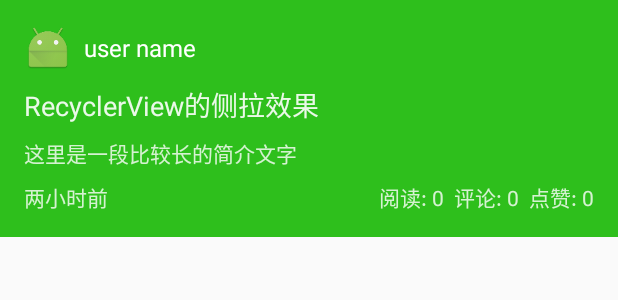
After one commit to AndrewShen812/WebParser, an Android app: the layout layout_blog_list_item.xml on its own in the app's theme, with its tools: preview values and no code run, on a phone screen of 412 x 824 dp. The commit adds this screen. Shown: the top 300 px of the screen. Run offline under Robolectric (Android 15) with nearby library versions, the phone set to English and light mode, and no system bars.

```diff
--- a/app/src/main/java/com/gwcd/sy/webparser/MainActivity.java
+++ b/app/src/main/java/com/gwcd/sy/webparser/MainActivity.java
@@ -14,6 +14,7 @@ import android.support.v7.widget.Toolbar;
 import android.view.View;
 
 import com.gwcd.sy.webparser.apkbus.ApkBusFragment;
+import com.gwcd.sy.webparser.bing.BingFragment;
 
 import java.util.ArrayList;
 import java.util.List;
@@ -67,6 +68,7 @@ public class MainActivity extends AppCompatActivity {
     private void initPageList() {
         mPageList = new ArrayList<>();
         mPageList.add(new PageHolder(R.string.page_apkbus, ApkBusFragment.class));
+        mPageList.add(new PageHolder(R.string.page_bing, BingFragment.class));
     }
 
     public class SectionsPagerAdapter extends FragmentPagerAdapter {
--- /dev/null
+++ b/app/src/main/res/layout/layout_blog_list_item.xml
@@ -0,0 +1,71 @@
+<?xml version="1.0" encoding="utf-8"?>
+<LinearLayout
+    xmlns:android="http://schemas.android.com/apk/res/android"
+    android:layout_width="match_parent"
+    android:layout_height="wrap_content"
+    android:background="@color/blog_bg1"
+    android:padding="@dimen/page_margin"
+    android:orientation="vertical">
+
+    <LinearLayout
+        android:layout_width="match_parent"
+        android:layout_height="wrap_content"
+        android:orientation="horizontal">
+        <ImageView
+            android:id="@+id/iv_blog_list_user_icon"
+            android:layout_width="32dp"
+            android:layout_height="32dp"
+            android:scaleType="fitXY"
+            android:src="@mipmap/ic_launcher"/>
+        <TextView
+            android:id="@+id/tv_blog_list_user"
+            android:layout_width="match_parent"
+            android:layout_height="wrap_content"
+            android:layout_gravity="center_vertical"
+            android:layout_marginLeft="8dp"
+            android:text="user name"
+            android:textColor="@color/white"
+            android:textSize="16sp"
+            android:maxLines="1"/>
+    </LinearLayout>
+    <TextView
+        android:id="@+id/tv_blog_list_title"
+        android:layout_width="match_parent"
+        android:layout_height="wrap_content"
+        android:layout_marginTop="@dimen/page_margin_mid"
+        android:maxLines="2"
+        android:ellipsize="end"
+        android:textColor="@color/white_90"
+        android:textSize="18sp"
+        android:text="RecyclerView的侧拉效果"/>
+    <TextView
+        android:id="@+id/tv_blog_list_resume"
+        android:layout_width="match_parent"
+        android:layout_height="wrap_content"
+        android:textColor="@color/white_80"
+        android:maxLines="4"
+        android:ellipsize="end"
+        android:layout_marginTop="@dimen/page_margin_mid"
+        android:text="这里是一段比较长的简介文字"/>
+
+    <LinearLayout
+        android:layout_width="match_parent"
+        android:layout_height="wrap_content"
+        android:layout_marginTop="@dimen/page_margin_mid"
+        android:orientation="horizontal">
+        <TextView
+            android:id="@+id/tv_blog_list_time"
+            android:layout_width="wrap_content"
+            android:layout_height="wrap_content"
+            android:textColor="@color/white_80"
+            android:text="两小时前"/>
+        <TextView
+            android:id="@+id/tv_blog_list_read_stat"
+            android:layout_width="match_parent"
+            android:layout_height="wrap_content"
+            android:gravity="right"
+            android:textColor="@color/white_80"
+            android:text="阅读: 0  评论: 0  点赞: 0"/>
+    </LinearLayout>
+
+</LinearLayout>
--- a/app/src/main/res/values/strings.xml
+++ b/app/src/main/res/values/strings.xml
@@ -2,4 +2,5 @@
     <string name="app_name">WebParser</string>
     <string name="action_settings">Settings</string>
     <string name="page_apkbus">安卓巴士</string>
+    <string name="page_bing">Bing背景</string>
 </resources>
```
Also changed, not shown: app/src/main/java/com/gwcd/sy/webparser/bing/BingContract.java (added, +28 -0 lines), app/src/main/java/com/gwcd/sy/webparser/bing/BingFragment.java (added, +58 -0 lines), app/src/main/java/com/gwcd/sy/webparser/bing/BingModel.java (added, +72 -0 lines), app/src/main/java/com/gwcd/sy/webparser/bing/BingPresenter.java (added, +41 -0 lines), app/src/main/res/drawable/shape_blog_list_divider.xml (added, +9 -0 lines), app/src/main/res/layout/fragment_bing.xml (added, +12 -0 lines).
